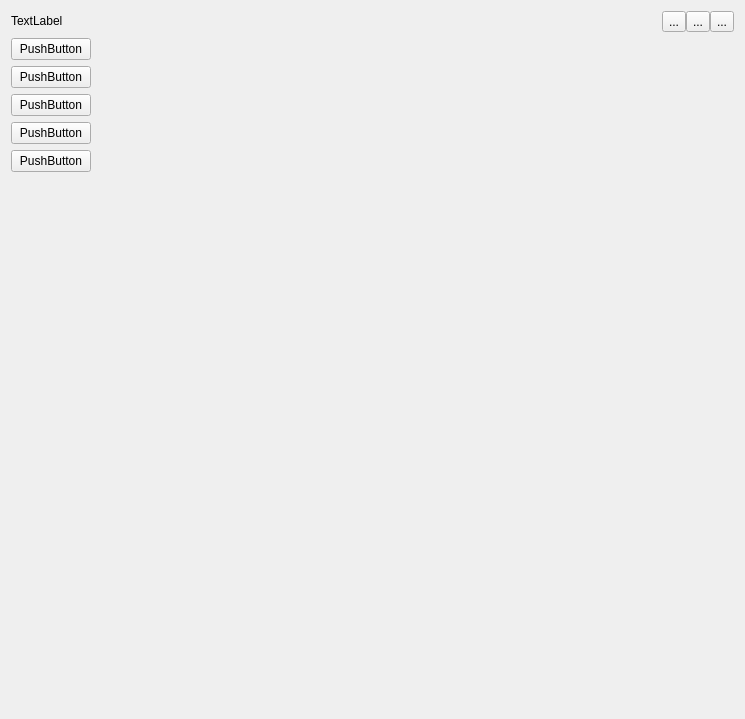
Qt form mainwidget.ui (iamsaywhat/cutecom-terminal) before a commit.
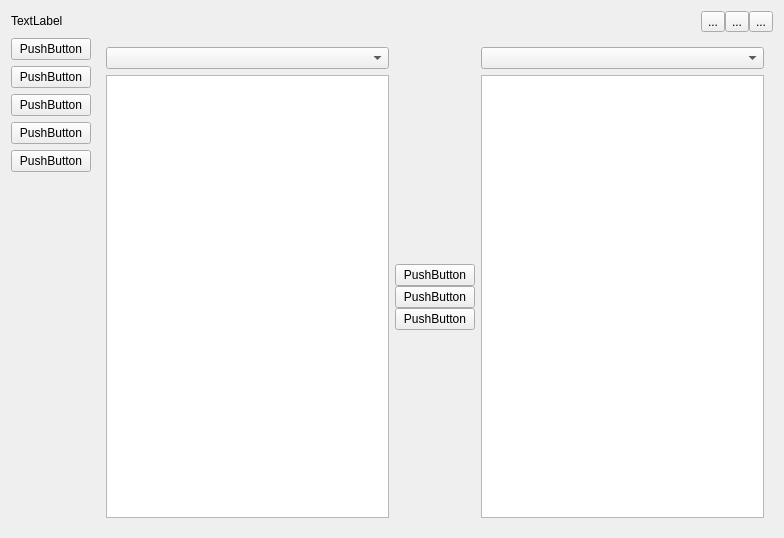
The same form after that commit. The open tabs and pages were chosen to show the change.

Diff of the .ui file:
```diff
--- a/mainwidget.ui
+++ b/mainwidget.ui
@@ -6,8 +6,8 @@
    <rect>
     <x>0</x>
     <y>0</y>
-    <width>745</width>
-    <height>719</height>
+    <width>784</width>
+    <height>538</height>
    </rect>
   </property>
   <property name="sizePolicy">
@@ -220,7 +220,76 @@
          </item>
         </layout>
        </widget>
-       <widget class="QWidget" name="converterPage"/>
+       <widget class="QWidget" name="converterPage">
+        <layout class="QGridLayout" name="gridLayout_8">
+         <item row="0" column="0">
+          <widget class="QComboBox" name="converterSourceBox"/>
+         </item>
+         <item row="1" column="1">
+          <layout class="QVBoxLayout" name="verticalLayout_2">
+           <property name="spacing">
+            <number>0</number>
+           </property>
+           <item>
+            <spacer name="verticalSpacer_4">
+             <property name="orientation">
+              <enum>Qt::Vertical</enum>
+             </property>
+             <property name="sizeHint" stdset="0">
+              <size>
+               <width>20</width>
+               <height>40</height>
+              </size>
+             </property>
+            </spacer>
+           </item>
+           <item>
+            <widget class="QPushButton" name="converterConvertButton">
+             <property name="text">
+              <string>PushButton</string>
+             </property>
+            </widget>
+           </item>
+           <item>
+            <widget class="QPushButton" name="converterSwapButton">
+             <property name="text">
+              <string>PushButton</string>
+             </property>
+            </widget>
+           </item>
+           <item>
+            <widget class="QPushButton" name="converterClearButton">
+             <property name="text">
+              <string>PushButton</string>
+             </property>
+            </widget>
+           </item>
+           <item>
+            <spacer name="verticalSpacer_5">
+             <property name="orientation">
+              <enum>Qt::Vertical</enum>
+             </property>
+             <property name="sizeHint" stdset="0">
+              <size>
+               <width>20</width>
+               <height>40</height>
+              </size>
+             </property>
+            </spacer>
+           </item>
+          </layout>
+         </item>
+         <item row="1" column="0">
+          <widget class="QPlainTextEdit" name="converterSource"/>
+         </item>
+         <item row="0" column="2">
+          <widget class="QComboBox" name="converterResultBox"/>
+         </item>
+         <item row="1" column="2">
+          <widget class="QPlainTextEdit" name="converterResult"/>
+         </item>
+        </layout>
+       </widget>
        <widget class="QWidget" name="settingsPage">
         <layout class="QGridLayout" name="gridLayout_7">
          <item row="0" column="0">
```
Left out of the diff: 2 changed lines with no effect on the pictures.
